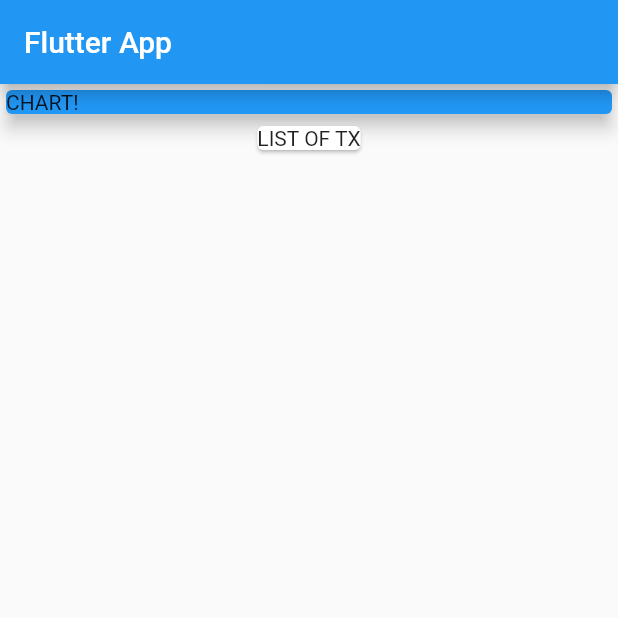
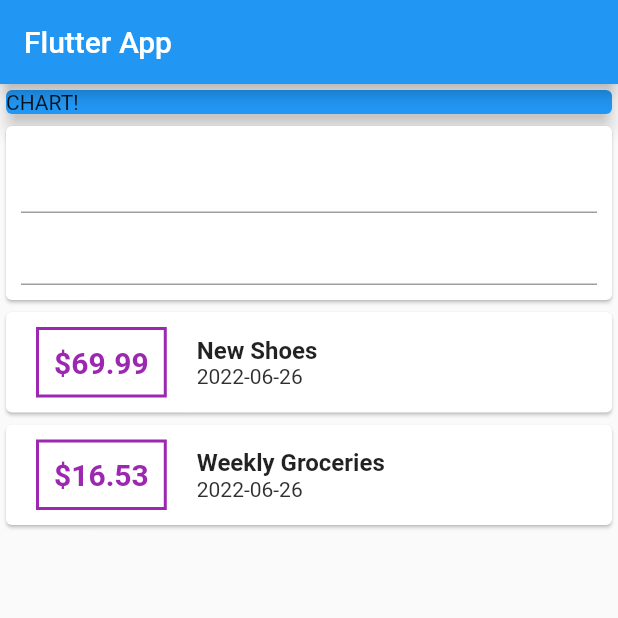
Before and after one commit to jortan02/personal_expenses_app, a Flutter app: the screen it shows after launch, on a phone screen of 412 x 824 dp, the top half of it. Run offline on Flutter 3.47's test engine with Material 2 defaults, Android fonts, the phone set to English and light mode, and no system bars.

```diff
--- a/lib/main.dart
+++ b/lib/main.dart
@@ -1,4 +1,6 @@
 import 'package:flutter/material.dart';
+import 'package:personal_expenses_app/transaction.dart';
+import 'package:intl/intl.dart';
 
 void main() => runApp(MyApp());
 
@@ -13,6 +15,16 @@ class MyApp extends StatelessWidget {
 }
 
 class MyHomePage extends StatelessWidget {
+  final List<Transaction> transactions = [
+    Transaction(
+        id: "t1", title: "New Shoes", amount: 69.99, date: DateTime.now()),
+    Transaction(
+        id: "t2",
+        title: "Weekly Groceries",
+        amount: 16.53,
+        date: DateTime.now()),
+  ];
+
   @override
   Widget build(BuildContext context) {
     return Scaffold(
@@ -20,6 +32,8 @@ class MyHomePage extends StatelessWidget {
           title: Text('Flutter App'),
         ),
         body: Column(
+          // mainAxisAlignment: MainAxisAlignment.start,
+          crossAxisAlignment: CrossAxisAlignment.start,
           children: <Widget>[
             Container(
               width: double.infinity,
@@ -30,8 +44,54 @@ class MyHomePage extends StatelessWidget {
               ),
             ),
             Card(
-              child: Text("LIST OF TX"),
+              child:
+              Container(
+                padding: EdgeInsets.all(10),
+                child: Column(children: [
+                  TextField(),
+                  TextField()
+                ]),
+              ),
             )
+            ,
+            Column(
+              children: transactions.map((tx) {
+                return Card(
+                  child: Row(
+                    children: [
+                      Container(
+                        margin:
+                            EdgeInsets.symmetric(vertical: 10, horizontal: 20),
+                        decoration: BoxDecoration(
+                            border: Border.all(color: Colors.purple, width: 2)),
+                        padding: EdgeInsets.all(10),
+                        child: Text("\$${tx.amount}",
+                            style: TextStyle(
+                                fontWeight: FontWeight.bold,
+                                fontSize: 20,
+                                color: Colors.purple)),
+                      ),
+                      Column(
+                        crossAxisAlignment: CrossAxisAlignment.start,
+                        children: [
+                          Text(
+                            tx.title,
+                            style: TextStyle(
+                                fontWeight: FontWeight.bold, fontSize: 16),
+                          ),
+                          Text(
+                            DateFormat("yyyy-MM-dd").format(tx.date),
+                            style: TextStyle(
+                                fontSize: 14,
+                                color: Color.fromARGB(255, 48, 48, 48)),
+                          )
+                        ],
+                      )
+                    ],
+                  ),
+                );
+              }).toList(),
+            ),
           ],
         ));
   }
--- /dev/null
+++ b/lib/transaction.dart
@@ -0,0 +1,8 @@
+class Transaction {
+  final String id;
+  final String title;
+  final double amount;
+  final DateTime date;
+
+  Transaction({required this.id, required this.title, required this.amount, required this.date});
+}
--- a/pubspec.yaml
+++ b/pubspec.yaml
@@ -27,6 +27,7 @@ environment:
 # the latest version available on pub.dev. To see which dependencies have newer
 # versions available, run `flutter pub outdated`.
 dependencies:
+  intl: ^0.17.0
   flutter:
     sdk: flutter
 
```
Also changed, not shown: pubspec.lock.
